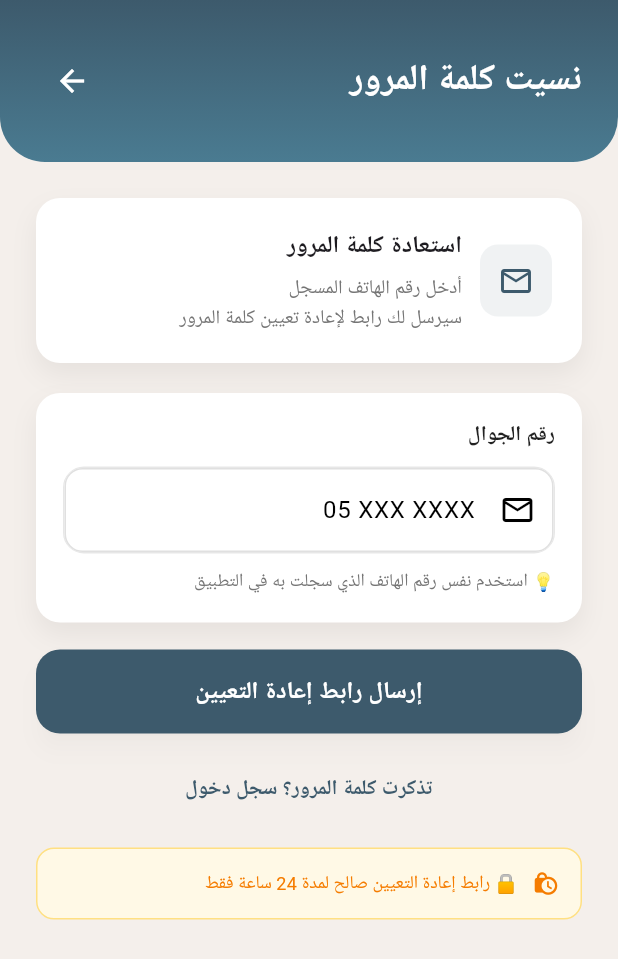
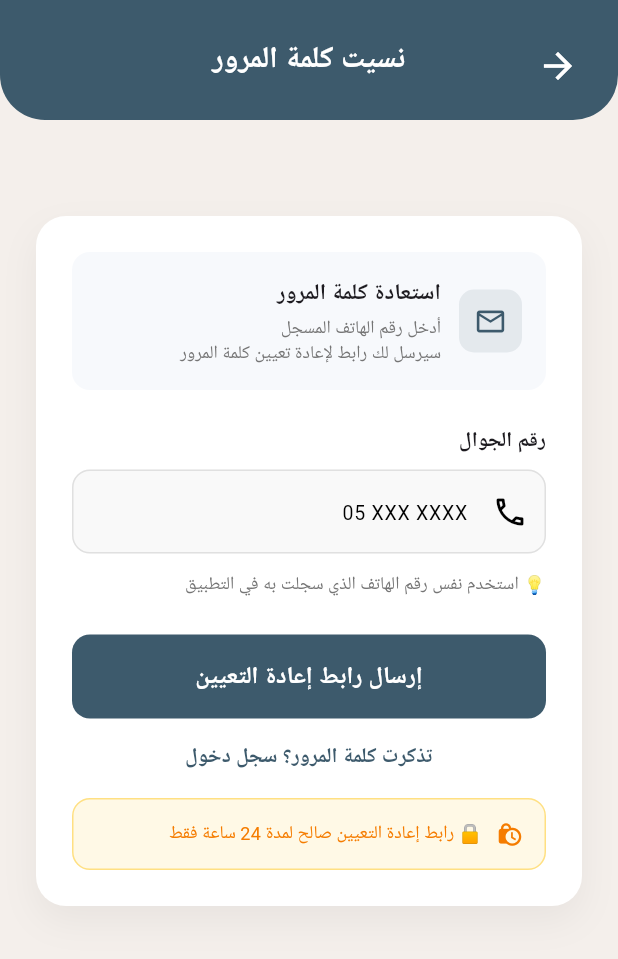
Before and after one commit to sarabashawri/Janah_f, a Flutter app: the GuardianForgotPasswordScreen screen opened by its route, on a phone screen of 412 x 824 dp. Shown: the top 959 px of the screen. Run offline on Flutter 3.47's test engine with Material 3 defaults, Android fonts, the phone set to English and light mode, and no system bars; our stand-ins replace google_fonts, image_picker.

Commit message:
Update guardian_forgot_password_screen.dart

```diff
--- a/lib/screens/guardian/guardian_forgot_password_screen.dart
+++ b/lib/screens/guardian/guardian_forgot_password_screen.dart
@@ -12,7 +12,6 @@ class _GuardianForgotPasswordScreenState
     extends State<GuardianForgotPasswordScreen> {
   final _formKey = GlobalKey<FormState>();
   final _phoneController = TextEditingController();
-
   bool _isLoading = false;
   bool _emailSent = false;
 
@@ -45,58 +44,56 @@ class _GuardianForgotPasswordScreenState
           child: SingleChildScrollView(
             child: Column(
               children: [
-                // Header
+                // Header - نفس اللوقين بالضبط
                 Container(
                   width: double.infinity,
-                  padding:
-                      const EdgeInsets.symmetric(vertical: 30, horizontal: 24),
+                  height: 80,
                   decoration: const BoxDecoration(
-                    gradient: LinearGradient(
-                      begin: Alignment.topCenter,
-                      end: Alignment.bottomCenter,
-                      colors: [Color(0xFF3D5A6C), Color(0xFF4A7B91)],
-                    ),
+                    color: Color(0xFF3D5A6C),
                     borderRadius: BorderRadius.only(
                       bottomLeft: Radius.circular(30),
                       bottomRight: Radius.circular(30),
                     ),
                   ),
-                  child: Row(
-                    mainAxisAlignment: MainAxisAlignment.spaceBetween,
+                  child: Stack(
                     children: [
-                      const Text(
+                      // السهم على اليسار
+                      Positioned(
+                        right: 16,
+                        top: 20,
+                        child: IconButton(
+                          onPressed: () => Navigator.of(context).pop(),
+                          icon: const Icon(
+                            Icons.arrow_back,
+                            color: Colors.white,
+                            size: 28,
+                          ),
+                        ),
+                      ),
+                      // النص في المنتصف
+                      const Center(
+                        child: Text(
                           'نسيت كلمة المرور',
                           style: TextStyle(
-                          fontSize: 24,
+                            fontSize: 20,
                             fontWeight: FontWeight.w700,
                             color: Colors.white,
                           ),
                         ),
-                      IconButton(
-                        onPressed: () => Navigator.of(context).pop(),
-                        icon: const Icon(Icons.arrow_forward,
-                            color: Colors.white),
                       ),
                     ],
                   ),
                 ),
 
-                const SizedBox(height: 24),
+                const SizedBox(height: 40),
 
-                // ✅ هذا اللي يخليها نفس شكل الجوال في الويب
-                Center(
-                  child: ConstrainedBox(
-                    constraints: const BoxConstraints(maxWidth: 430),
-                    child: Padding(
-                      padding: const EdgeInsets.symmetric(horizontal: 24.0),
+                // المحتوى
+                Padding(
+                  padding: const EdgeInsets.all(24.0),
                   child: _emailSent
-                          ? _buildSuccessContent(context)
-                          : _buildFormContent(context),
+                      ? _buildSuccessContent()
+                      : _buildFormContent(),
                 ),
-                  ),
-                ),
-
-                const SizedBox(height: 24),
               ],
             ),
           ),
@@ -105,36 +102,44 @@ class _GuardianForgotPasswordScreenState
     );
   }
 
-  Widget _buildFormContent(BuildContext context) {
-    return Form(
+  Widget _buildFormContent() {
+    return Container(
+      padding: const EdgeInsets.all(24),
+      decoration: BoxDecoration(
+        color: Colors.white,
+        borderRadius: BorderRadius.circular(20),
+        boxShadow: [
+          BoxShadow(
+            color: Colors.black.withOpacity(0.05),
+            blurRadius: 20,
+            offset: const Offset(0, 10),
+          ),
+        ],
+      ),
+      child: Form(
         key: _formKey,
         child: Column(
+          crossAxisAlignment: CrossAxisAlignment.start,
           children: [
             // Info Card
             Container(
-            padding: const EdgeInsets.all(20),
+              padding: const EdgeInsets.all(16),
               decoration: BoxDecoration(
-              color: Colors.white,
-              borderRadius: BorderRadius.circular(16),
-              boxShadow: [
-                BoxShadow(
-                  color: Colors.black.withOpacity(0.06),
-                  blurRadius: 14,
-                  offset: const Offset(0, 8),
-                ),
-              ],
+                color: const Color(0xFFF7F9FC),
+                borderRadius: BorderRadius.circular(12),
               ),
               child: Row(
                 children: [
                   Container(
-                  padding: const EdgeInsets.all(12),
+                    padding: const EdgeInsets.all(10),
                     decoration: BoxDecoration(
-                    color: const Color(0xFF3D5A6C).withOpacity(0.08),
-                    borderRadius: BorderRadius.circular(12),
+                      color: const Color(0xFF3D5A6C).withOpacity(0.1),
+                      borderRadius: BorderRadius.circular(10),
                     ),
                     child: const Icon(
                       Icons.email_outlined,
                       color: Color(0xFF3D5A6C),
+                      size: 22,
                     ),
                   ),
                   const SizedBox(width: 12),
@@ -145,17 +150,17 @@ class _GuardianForgotPasswordScreenState
                         Text(
                           'استعادة كلمة المرور',
                           style: TextStyle(
-                          fontSize: 16,
+                            fontSize: 15,
                             fontWeight: FontWeight.w700,
                           ),
                         ),
-                      SizedBox(height: 6),
+                        SizedBox(height: 4),
                         Text(
                           'أدخل رقم الهاتف المسجل\nسيرسل لك رابط لإعادة تعيين كلمة المرور',
                           style: TextStyle(
-                          fontSize: 13,
+                            fontSize: 12,
                             color: Color(0xFF757575),
-                          height: 1.5,
+                            height: 1.4,
                           ),
                         ),
                       ],
@@ -165,45 +170,18 @@ class _GuardianForgotPasswordScreenState
               ),
             ),
 
-          const SizedBox(height: 20),
+            const SizedBox(height: 24),
 
-          // Phone Card (مثل الصورة)
-          Container(
-            padding: const EdgeInsets.all(18),
-            decoration: BoxDecoration(
-              color: Colors.white,
-              borderRadius: BorderRadius.circular(16),
-              boxShadow: [
-                BoxShadow(
-                  color: Colors.black.withOpacity(0.06),
-                  blurRadius: 14,
-                  offset: const Offset(0, 8),
-                ),
-              ],
-            ),
-            child: Column(
-              crossAxisAlignment: CrossAxisAlignment.start,
-              children: [
-                const Align(
-                  alignment: Alignment.centerRight,
-                  child: Text(
+            // رقم الجوال
+            const Text(
               'رقم الجوال',
               style: TextStyle(
                 fontSize: 14,
-                      fontWeight: FontWeight.w700,
-                      color: Colors.black87,
+                fontWeight: FontWeight.w600,
               ),
             ),
-                ),
-                const SizedBox(height: 10),
-
-                Container(
-                  decoration: BoxDecoration(
-                    color: const Color(0xFFF7F7F7),
-                    borderRadius: BorderRadius.circular(14),
-                    border: Border.all(color: const Color(0xFFE7E7E7)),
-                  ),
-                  child: TextFormField(
+            const SizedBox(height: 8),
+            TextFormField(
               controller: _phoneController,
               keyboardType: TextInputType.phone,
               textDirection: TextDirection.ltr,
@@ -211,12 +189,22 @@ class _GuardianForgotPasswordScreenState
               decoration: InputDecoration(
                 hintText: '05 XXX XXXX',
                 hintTextDirection: TextDirection.ltr,
-                      prefixIcon: const Icon(Icons.mail_outline),
-                      border: InputBorder.none,
-                      contentPadding: const EdgeInsets.symmetric(
-                        vertical: 16,
-                        horizontal: 12,
+                hintStyle: const TextStyle(fontSize: 13),
+                prefixIcon: const Icon(Icons.phone_outlined),
+                border: OutlineInputBorder(
+                  borderRadius: BorderRadius.circular(12),
+                  borderSide: const BorderSide(color: Color(0xFFE0E0E0)),
                 ),
+                enabledBorder: OutlineInputBorder(
+                  borderRadius: BorderRadius.circular(12),
+                  borderSide: const BorderSide(color: Color(0xFFE0E0E0)),
+                ),
+                focusedBorder: OutlineInputBorder(
+                  borderRadius: BorderRadius.circular(12),
+                  borderSide: const BorderSide(color: Color(0xFF3D5A6C), width: 2),
+                ),
+                filled: true,
+                fillColor: const Color(0xFFF9F9F9),
               ),
               validator: (value) {
                 if (value == null || value.isEmpty) {
@@ -225,27 +213,21 @@ class _GuardianForgotPasswordScreenState
                 return null;
               },
             ),
-                ),
 
-                const SizedBox(height: 10),
+            const SizedBox(height: 12),
 
-                const Align(
-                  alignment: Alignment.centerRight,
-                  child: Text(
+            // ملاحظة
+            const Text(
               '💡 استخدم نفس رقم الهاتف الذي سجلت به في التطبيق',
               style: TextStyle(
                 fontSize: 12,
                 color: Color(0xFF757575),
               ),
             ),
-                ),
-              ],
-            ),
-          ),
 
-          const SizedBox(height: 18),
+            const SizedBox(height: 24),
 
-          // Button
+            // زر الإرسال
             SizedBox(
               width: double.infinity,
               height: 56,
@@ -254,10 +236,8 @@ class _GuardianForgotPasswordScreenState
                 style: ElevatedButton.styleFrom(
                   backgroundColor: const Color(0xFF3D5A6C),
                   shape: RoundedRectangleBorder(
-                  borderRadius: BorderRadius.circular(16),
+                    borderRadius: BorderRadius.circular(12),
                   ),
-                elevation: 6,
-                shadowColor: Colors.black.withOpacity(0.12),
                 ),
                 child: _isLoading
                     ? const CircularProgressIndicator(color: Colors.white)
@@ -265,17 +245,24 @@ class _GuardianForgotPasswordScreenState
                         'إرسال رابط إعادة التعيين',
                         style: TextStyle(
                           fontSize: 16,
-                        fontWeight: FontWeight.w700,
+                          fontWeight: FontWeight.w600,
                           color: Colors.white,
                         ),
                       ),
               ),
             ),
 
-          const SizedBox(height: 14),
+            const SizedBox(height: 16),
 
-          TextButton(
+            // تذكرت كلمة المرور
+            Center(
+              child: TextButton(
                 onPressed: () => Navigator.of(context).pop(),
+                style: TextButton.styleFrom(
+                  padding: EdgeInsets.zero,
+                  minimumSize: Size.zero,
+                  tapTargetSize: MaterialTapTargetSize.shrinkWrap,
+                ),
                 child: const Text(
                   'تذكرت كلمة المرور؟ سجل دخول',
                   style: TextStyle(
@@ -285,10 +272,11 @@ class _GuardianForgotPasswordScreenState
                   ),
                 ),
               ),
+            ),
 
-          const SizedBox(height: 14),
+            const SizedBox(height: 16),
 
-          // Info Box
+            // تنبيه
             Container(
               padding: const EdgeInsets.all(14),
               decoration: BoxDecoration(
@@ -314,48 +302,47 @@ class _GuardianForgotPasswordScreenState
             ),
           ],
         ),
+      ),
     );
   }
 
-  Widget _buildSuccessContent(BuildContext context) {
-    return Column(
-      children: [
-        Container(
-          padding: const EdgeInsets.all(34),
+  Widget _buildSuccessContent() {
+    return Container(
+      padding: const EdgeInsets.all(24),
       decoration: BoxDecoration(
         color: Colors.white,
         borderRadius: BorderRadius.circular(20),
         boxShadow: [
           BoxShadow(
-                color: Colors.black.withOpacity(0.06),
-                blurRadius: 14,
-                offset: const Offset(0, 8),
+            color: Colors.black.withOpacity(0.05),
+            blurRadius: 20,
+            offset: const Offset(0, 10),
           ),
         ],
       ),
       child: Column(
         children: [
           Container(
-                padding: const EdgeInsets.all(18),
+            padding: const EdgeInsets.all(20),
             decoration: BoxDecoration(
-                  color: const Color(0xFF00D995).withOpacity(0.12),
+              color: const Color(0xFF00D995).withOpacity(0.1),
               shape: BoxShape.circle,
             ),
             child: const Icon(
               Icons.check_circle,
               color: Color(0xFF00D995),
-                  size: 56,
+              size: 60,
             ),
           ),
-              const SizedBox(height: 18),
+          const SizedBox(height: 24),
           const Text(
             'تم إرسال الرابط بنجاح',
             style: TextStyle(
               fontSize: 20,
-                  fontWeight: FontWeight.w800,
+              fontWeight: FontWeight.w700,
             ),
           ),
-              const SizedBox(height: 10),
+          const SizedBox(height: 12),
           const Text(
             'تحقق من رسائلك النصية على الهاتف\nوقم بالضغط على الرابط لإعادة تعيين كلمة المرور',
             textAlign: TextAlign.center,
@@ -365,10 +352,7 @@ class _GuardianForgotPasswordScreenState
               height: 1.6,
             ),
           ),
-            ],
-          ),
-        ),
-        const SizedBox(height: 22),
+          const SizedBox(height: 32),
           SizedBox(
             width: double.infinity,
             height: 56,
@@ -377,20 +361,21 @@ class _GuardianForgotPasswordScreenState
               style: ElevatedButton.styleFrom(
                 backgroundColor: const Color(0xFF3D5A6C),
                 shape: RoundedRectangleBorder(
-                borderRadius: BorderRadius.circular(16),
+                  borderRadius: BorderRadius.circular(12),
                 ),
               ),
               child: const Text(
                 'العودة لتسجيل الدخول',
                 style: TextStyle(
                   fontSize: 16,
-                fontWeight: FontWeight.w700,
+                  fontWeight: FontWeight.w600,
                   color: Colors.white,
                 ),
               ),
             ),
           ),
         ],
+      ),
     );
   }
 }
```
Lines whose indentation alone changed are shown as unchanged.
